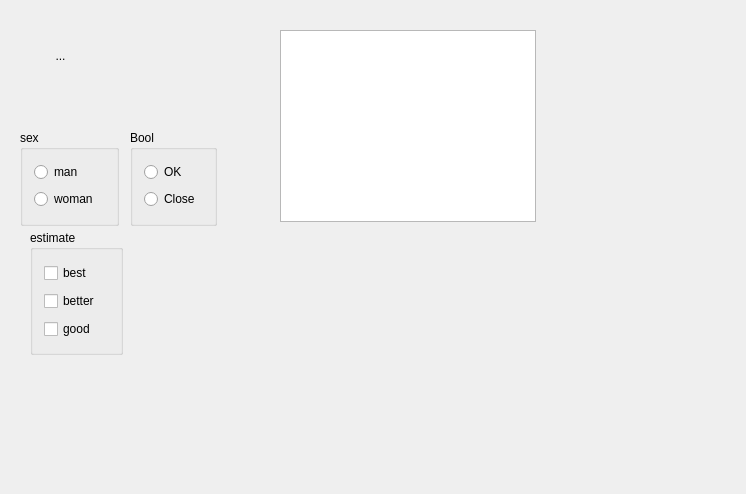
Old version of the form 08_QT_ButtonGroup/08_QT_ButtonGroup/widget.ui in the repository xidaozheng/juniorQT.
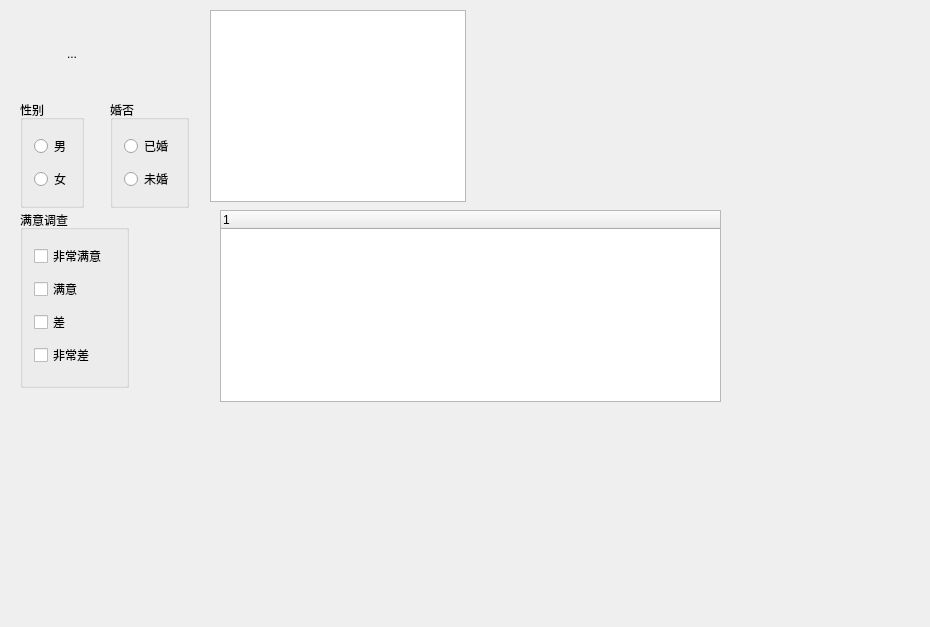
New version of the form. Icons and pictures are not drawn.

Commit message: Tool button Radio button Check Box List widght Tree widght

Patch:
```diff
--- a/08_QT_ButtonGroup/08_QT_ButtonGroup/widget.ui
+++ b/08_QT_ButtonGroup/08_QT_ButtonGroup/widget.ui
@@ -6,8 +6,8 @@
    <rect>
     <x>0</x>
     <y>0</y>
-    <width>746</width>
-    <height>494</height>
+    <width>930</width>
+    <height>627</height>
    </rect>
   </property>
   <property name="windowTitle">
@@ -16,10 +16,10 @@
   <widget class="QToolButton" name="toolButton">
    <property name="geometry">
     <rect>
-     <x>30</x>
+     <x>48</x>
      <y>30</y>
-     <width>61</width>
-     <height>51</height>
+     <width>48</width>
+     <height>48</height>
     </rect>
    </property>
    <property name="text">
@@ -31,38 +31,38 @@
    </property>
    <property name="iconSize">
     <size>
-     <width>64</width>
-     <height>64</height>
+     <width>48</width>
+     <height>48</height>
     </size>
    </property>
    <property name="autoRaise">
     <bool>true</bool>
    </property>
   </widget>
-  <widget class="QGroupBox" name="groupBox_sex">
+  <widget class="QGroupBox" name="groupBox">
    <property name="geometry">
     <rect>
      <x>20</x>
-     <y>130</y>
-     <width>99</width>
-     <height>96</height>
+     <y>100</y>
+     <width>64</width>
+     <height>108</height>
     </rect>
    </property>
    <property name="title">
-    <string>sex</string>
+    <string>性别</string>
    </property>
    <layout class="QVBoxLayout" name="verticalLayout">
     <item>
      <widget class="QRadioButton" name="radioButton_mam">
       <property name="text">
-       <string>man</string>
+       <string>男</string>
       </property>
      </widget>
     </item>
     <item>
      <widget class="QRadioButton" name="radioButton_women">
       <property name="text">
-       <string>woman</string>
+       <string>女</string>
       </property>
      </widget>
     </item>
@@ -71,81 +71,103 @@
   <widget class="QGroupBox" name="groupBox_Bool">
    <property name="geometry">
     <rect>
-     <x>130</x>
-     <y>130</y>
-     <width>87</width>
-     <height>96</height>
+     <x>110</x>
+     <y>100</y>
+     <width>79</width>
+     <height>108</height>
     </rect>
    </property>
    <property name="title">
-    <string>Bool</string>
+    <string>婚否</string>
    </property>
    <layout class="QVBoxLayout" name="verticalLayout_2">
     <item>
      <widget class="QRadioButton" name="radioButton_OK">
       <property name="text">
-       <string>OK</string>
+       <string>已婚</string>
       </property>
      </widget>
     </item>
     <item>
      <widget class="QRadioButton" name="radioButton_Cls">
       <property name="text">
-       <string>Close</string>
+       <string>未婚</string>
       </property>
      </widget>
     </item>
    </layout>
   </widget>
-  <widget class="QGroupBox" name="groupBox">
+  <widget class="QGroupBox" name="groupBox_3">
    <property name="geometry">
     <rect>
-     <x>30</x>
-     <y>230</y>
-     <width>93</width>
-     <height>125</height>
+     <x>20</x>
+     <y>210</y>
+     <width>109</width>
+     <height>178</height>
     </rect>
    </property>
    <property name="title">
-    <string>estimate</string>
+    <string>满意调查</string>
    </property>
    <layout class="QVBoxLayout" name="verticalLayout_3">
     <item>
      <widget class="QCheckBox" name="checkBox_best">
       <property name="text">
-       <string>best</string>
+       <string>非常满意</string>
       </property>
      </widget>
     </item>
     <item>
      <widget class="QCheckBox" name="checkBox_better">
       <property name="text">
-       <string>better</string>
+       <string>满意</string>
+      </property>
+     </widget>
+    </item>
+    <item>
+     <widget class="QCheckBox" name="checkBox_bad">
+      <property name="text">
+       <string>差</string>
+      </property>
+     </widget>
+    </item>
+    <item>
+     <widget class="QCheckBox" name="checkBox_verybad">
+      <property name="text">
+       <string>非常差</string>
       </property>
       <property name="tristate">
        <bool>true</bool>
       </property>
      </widget>
     </item>
-    <item>
-     <widget class="QCheckBox" name="checkBox_good">
-      <property name="text">
-       <string>good</string>
-      </property>
-     </widget>
-    </item>
    </layout>
   </widget>
   <widget class="QListWidget" name="listWidget">
    <property name="geometry">
     <rect>
-     <x>280</x>
-     <y>30</y>
+     <x>210</x>
+     <y>10</y>
      <width>256</width>
      <height>192</height>
     </rect>
    </property>
   </widget>
+  <widget class="QTreeWidget" name="treeWidget">
+   <property name="geometry">
+    <rect>
+     <x>220</x>
+     <y>210</y>
+     <width>501</width>
+     <height>192</height>
+    </rect>
+   </property>
+   <column>
+    <property name="text">
+     <string notr="true">1</string>
+    </property>
+   </column>
+  </widget>
  </widget>
  <layoutdefault spacing="6" margin="11"/>
  <resources>
```
Left out of the diff: 8 changed lines with no effect on the pictures. The commit also changes 4 other files.
